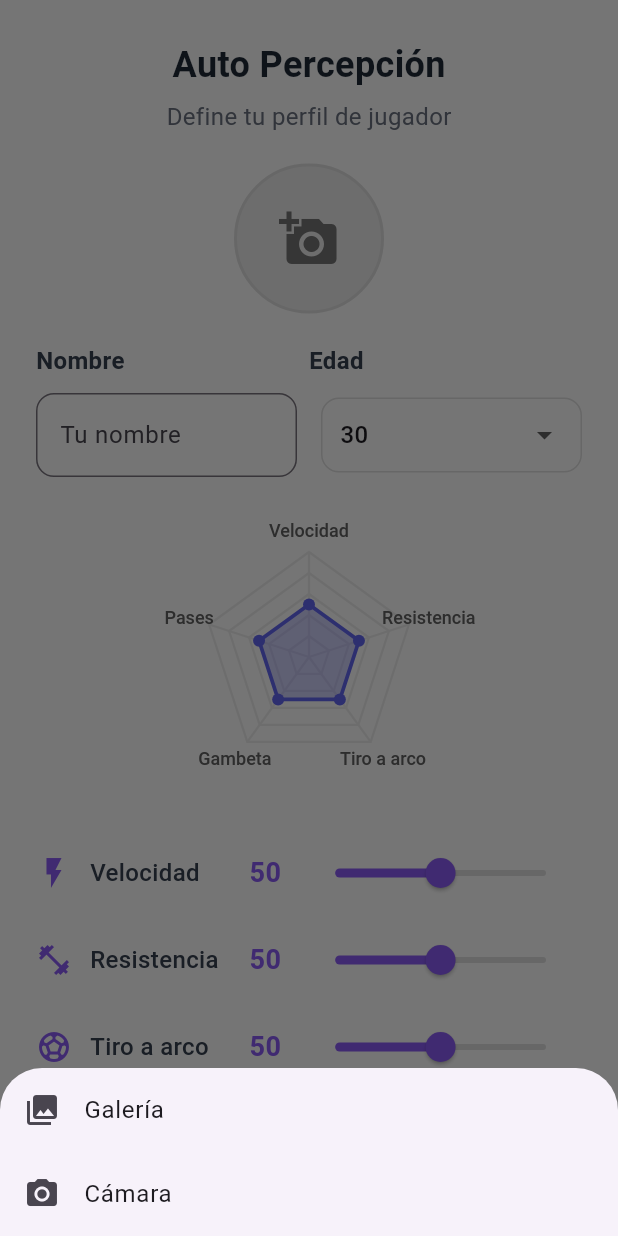
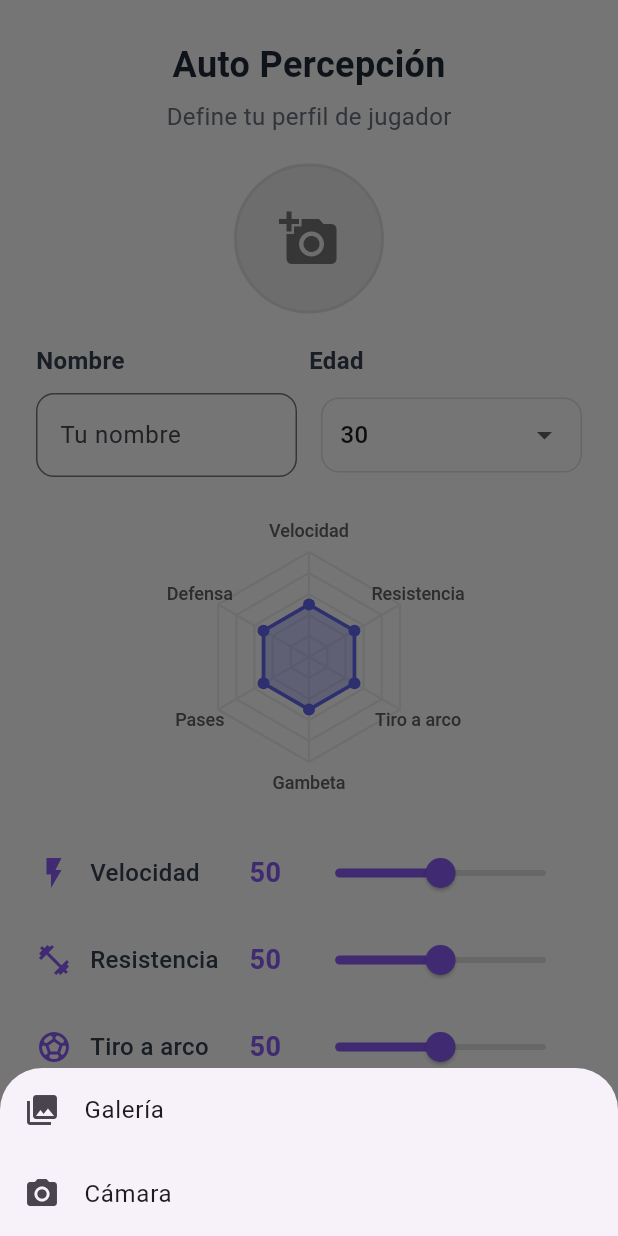
Before and after one commit to martinartaza/phone-app-verification, a Flutter app: the ProfileScreen screen opened by its route, after a tap on the "add a photo" icon, on a phone screen of 412 x 824 dp. Run offline on Flutter 3.47's test engine with Material 3 defaults, Android fonts, the phone set to English and light mode, and no system bars; our stand-ins replace image_picker, shared_preferences; accounts and stored records are empty; Roboto replaces fonts that are missing (SF Pro Display).

```diff
--- a/lib/main.dart
+++ b/lib/main.dart
@@ -160,11 +160,11 @@ class _SplashScreenState extends State<SplashScreen> {
               builder: (context, authProvider, child) {
                 String statusText = 'Verificando datos locales...';
                 if (authProvider.isLoading) {
-                  statusText = 'Cargando datos guardados...';
+                  statusText = 'Verificando con el servidor...';
                 } else if (authProvider.isInitialized) {
                   statusText = authProvider.isAuthenticated
-                      ? 'Datos encontrados, ir al Home ✅'
-                      : 'Sin datos, ir al login...';
+                      ? 'Sesión válida, ir al Home ✅'
+                      : 'Sin sesión válida, ir al login...';
                 }
 
                 return Text(
--- a/lib/models/user_profile.dart
+++ b/lib/models/user_profile.dart
@@ -6,6 +6,9 @@ class UserProfile {
   final Map<String, double> skills;
   final Map<String, double> averageSkills;
   final bool isGoalkeeper;
+  final bool isStriker;
+  final bool isMidfielder;
+  final bool isDefender;
   final bool profileCompleted;
 
   UserProfile({
@@ -16,6 +19,9 @@ class UserProfile {
     Map<String, double>? skills,
     Map<String, double>? averageSkills,
     this.isGoalkeeper = false,
+    this.isStriker = false,
+    this.isMidfielder = false,
+    this.isDefender = false,
     this.profileCompleted = false,
   }) : skills = skills ?? {
           'velocidad': 50.0,
@@ -23,6 +29,7 @@ class UserProfile {
           'tiro': 50.0,
           'gambeta': 50.0,
           'pases': 50.0,
+          'defensa': 50.0,
         },
         averageSkills = averageSkills ?? {
           'velocidad': 0.0,
@@ -30,6 +37,7 @@ class UserProfile {
           'tiro': 0.0,
           'gambeta': 0.0,
           'pases': 0.0,
+          'defensa': 0.0,
         };
 
   UserProfile copyWith({
@@ -40,6 +48,9 @@ class UserProfile {
     Map<String, double>? skills,
     Map<String, double>? averageSkills,
     bool? isGoalkeeper,
+    bool? isStriker,
+    bool? isMidfielder,
+    bool? isDefender,
     bool? profileCompleted,
   }) {
     return UserProfile(
@@ -50,6 +61,9 @@ class UserProfile {
       skills: skills ?? this.skills,
       averageSkills: averageSkills ?? this.averageSkills,
       isGoalkeeper: isGoalkeeper ?? this.isGoalkeeper,
+      isStriker: isStriker ?? this.isStriker,
+      isMidfielder: isMidfielder ?? this.isMidfielder,
+      isDefender: isDefender ?? this.isDefender,
       profileCompleted: profileCompleted ?? this.profileCompleted,
     );
   }
@@ -63,6 +77,9 @@ class UserProfile {
       'skills': skills,
       'average_skills': averageSkills,
       'is_goalkeeper': isGoalkeeper,
+      'is_striker': isStriker,
+      'is_midfielder': isMidfielder,
+      'is_defender': isDefender,
       'profile_completed': profileCompleted,
     };
   }
@@ -76,6 +93,9 @@ class UserProfile {
       skills: Map<String, double>.from(json['skills'] ?? {}),
       averageSkills: Map<String, double>.from(json['average_skills'] ?? {}),
       isGoalkeeper: json['is_goalkeeper'] ?? false,
+      isStriker: json['is_striker'] ?? false,
+      isMidfielder: json['is_midfielder'] ?? false,
+      isDefender: json['is_defender'] ?? false,
       profileCompleted: json['profile_completed'] ?? false,
     );
   }
--- a/lib/screens/profile.dart
+++ b/lib/screens/profile.dart
@@ -145,8 +145,8 @@ class _ProfileScreenState extends State<ProfileScreen> {
 
                   const SizedBox(height: 16),
 
-                  // Checkbox Buen Arquero
-                  _buildGoalkeeperCheckbox(profileProvider),
+                  // Checkboxes de posiciones
+                  _buildPositionCheckboxes(profileProvider),
 
                   const SizedBox(height: 24),
 
@@ -269,6 +269,7 @@ class _ProfileScreenState extends State<ProfileScreen> {
       {'key': 'tiro', 'label': 'Tiro a arco', 'icon': Icons.sports_soccer},
       {'key': 'gambeta', 'label': 'Gambeta', 'icon': Icons.shuffle},
       {'key': 'pases', 'label': 'Pases', 'icon': Icons.swap_horiz},
+      {'key': 'defensa', 'label': 'Defensa', 'icon': Icons.shield},
     ];
 
     return Column(
@@ -334,8 +335,11 @@ class _ProfileScreenState extends State<ProfileScreen> {
     );
   }
 
-  Widget _buildGoalkeeperCheckbox(ProfileProvider profileProvider) {
-    return Row(
+  Widget _buildPositionCheckboxes(ProfileProvider profileProvider) {
+    return Column(
+      children: [
+        // Buen arquero
+        Row(
           children: [
             Checkbox(
               value: profileProvider.profile.isGoalkeeper,
@@ -350,6 +354,65 @@ class _ProfileScreenState extends State<ProfileScreen> {
                 fontSize: 16,
                 color: Color(0xFF374151),
               ),
+            ),
+          ],
+        ),
+        // Es delantero
+        Row(
+          children: [
+            Checkbox(
+              value: profileProvider.profile.isStriker,
+              onChanged: (value) {
+                profileProvider.updateIsStriker(value ?? false);
+              },
+              activeColor: const Color(0xFF8B5CF6),
+            ),
+            const Text(
+              'Es delantero',
+              style: TextStyle(
+                fontSize: 16,
+                color: Color(0xFF374151),
+              ),
+            ),
+          ],
+        ),
+        // Es mediocampista
+        Row(
+          children: [
+            Checkbox(
+              value: profileProvider.profile.isMidfielder,
+              onChanged: (value) {
+                profileProvider.updateIsMidfielder(value ?? false);
+              },
+              activeColor: const Color(0xFF8B5CF6),
+            ),
+            const Text(
+              'Es mediocampista',
+              style: TextStyle(
+                fontSize: 16,
+                color: Color(0xFF374151),
+              ),
+            ),
+          ],
+        ),
+        // Es defensor
+        Row(
+          children: [
+            Checkbox(
+              value: profileProvider.profile.isDefender,
+              onChanged: (value) {
+                profileProvider.updateIsDefender(value ?? false);
+              },
+              activeColor: const Color(0xFF8B5CF6),
+            ),
+            const Text(
+              'Es defensor',
+              style: TextStyle(
+                fontSize: 16,
+                color: Color(0xFF374151),
+              ),
+            ),
+          ],
         ),
       ],
     );
--- a/lib/services/profile.dart
+++ b/lib/services/profile.dart
@@ -32,6 +32,7 @@ class ProfileService {
       //       'tiro': profile.skills['tiro'],
       //       'gambeta': profile.skills['gambeta'],
       //       'pases': profile.skills['pases'],
+      //       'defensa': profile.skills['defensa'],
       //     },
       //     'is_goalkeeper': profile.isGoalkeeper,
       //   }),
--- a/lib/widgets/pentagon_chart.dart
+++ b/lib/widgets/pentagon_chart.dart
@@ -15,17 +15,17 @@ class PentagonChart extends StatelessWidget {
   Widget build(BuildContext context) {
     return CustomPaint(
       size: Size(size, size),
-      painter: PentagonPainter(skills),
+      painter: HexagonPainter(skills),
     );
   }
 }
 
-class PentagonPainter extends CustomPainter {
+class HexagonPainter extends CustomPainter {
   final Map<String, double> skills;
-  final List<String> skillOrder = ['velocidad', 'resistencia', 'tiro', 'gambeta', 'pases'];
-  final List<String> skillLabels = ['Velocidad', 'Resistencia', 'Tiro a arco', 'Gambeta', 'Pases'];
+  final List<String> skillOrder = ['velocidad', 'resistencia', 'tiro', 'gambeta', 'pases', 'defensa'];
+  final List<String> skillLabels = ['Velocidad', 'Resistencia', 'Tiro a arco', 'Gambeta', 'Pases', 'Defensa'];
 
-  PentagonPainter(this.skills);
+  HexagonPainter(this.skills);
 
   @override
   void paint(Canvas canvas, Size size) {
@@ -36,32 +36,32 @@ class PentagonPainter extends CustomPainter {
     final primaryColor = const Color(0xFF6366F1); // Indigo
     final backgroundColor = Colors.grey.shade200;
 
-    // Dibujar líneas de fondo (pentágono base)
-    _drawBackgroundPentagon(canvas, center, radius, backgroundColor);
+    // Dibujar líneas de fondo (hexágono base)
+    _drawBackgroundHexagon(canvas, center, radius, backgroundColor);
 
-    // Dibujar pentágono de habilidades
-    _drawSkillsPentagon(canvas, center, radius, primaryColor);
+    // Dibujar hexágono de habilidades
+    _drawSkillsHexagon(canvas, center, radius, primaryColor);
 
     // Dibujar labels
     _drawLabels(canvas, center, radius * 1.2, Colors.grey.shade700);
   }
 
-  void _drawBackgroundPentagon(Canvas canvas, Offset center, double radius, Color color) {
+  void _drawBackgroundHexagon(Canvas canvas, Offset center, double radius, Color color) {
     final paint = Paint()
       ..color = color
       ..style = PaintingStyle.stroke
       ..strokeWidth = 1.5;
 
-    // Dibujar 5 niveles del pentágono (20%, 40%, 60%, 80%, 100%)
+    // Dibujar 5 niveles del hexágono (20%, 40%, 60%, 80%, 100%)
     for (int level = 1; level <= 5; level++) {
       final levelRadius = radius * (level / 5);
-      final path = _createPentagonPath(center, levelRadius);
+      final path = _createHexagonPath(center, levelRadius);
       canvas.drawPath(path, paint);
     }
 
     // Dibujar líneas desde el centro a cada vértice
-    for (int i = 0; i < 5; i++) {
-      final angle = (i * 2 * pi / 5) - (pi / 2); // Empezar desde arriba
+    for (int i = 0; i < 6; i++) {
+      final angle = (i * 2 * pi / 6) - (pi / 2); // Empezar desde arriba
       final endPoint = Offset(
         center.dx + radius * cos(angle),
         center.dy + radius * sin(angle),
@@ -70,7 +70,7 @@ class PentagonPainter extends CustomPainter {
     }
   }
 
-  void _drawSkillsPentagon(Canvas canvas, Offset center, double radius, Color color) {
+  void _drawSkillsHexagon(Canvas canvas, Offset center, double radius, Color color) {
     final paint = Paint()
       ..color = color.withOpacity(0.3)
       ..style = PaintingStyle.fill;
@@ -83,12 +83,12 @@ class PentagonPainter extends CustomPainter {
     final path = Path();
     bool isFirst = true;
 
-    for (int i = 0; i < 5; i++) {
+    for (int i = 0; i < 6; i++) {
       final skillName = skillOrder[i];
       final skillValue = skills[skillName] ?? 0;
       final normalizedValue = skillValue / 100; // Normalizar a 0-1
 
-      final angle = (i * 2 * pi / 5) - (pi / 2); // Empezar desde arriba
+      final angle = (i * 2 * pi / 6) - (pi / 2); // Empezar desde arriba
       final skillRadius = radius * normalizedValue;
 
       final point = Offset(
@@ -117,12 +117,12 @@ class PentagonPainter extends CustomPainter {
       ..color = color
       ..style = PaintingStyle.fill;
 
-    for (int i = 0; i < 5; i++) {
+    for (int i = 0; i < 6; i++) {
       final skillName = skillOrder[i];
       final skillValue = skills[skillName] ?? 0;
       final normalizedValue = skillValue / 100;
 
-      final angle = (i * 2 * pi / 5) - (pi / 2);
+      final angle = (i * 2 * pi / 6) - (pi / 2);
       final skillRadius = radius * normalizedValue;
 
       final point = Offset(
@@ -135,8 +135,8 @@ class PentagonPainter extends CustomPainter {
   }
 
   void _drawLabels(Canvas canvas, Offset center, double radius, Color textColor) {
-    for (int i = 0; i < 5; i++) {
-      final angle = (i * 2 * pi / 5) - (pi / 2);
+    for (int i = 0; i < 6; i++) {
+      final angle = (i * 2 * pi / 6) - (pi / 2);
       final labelPosition = Offset(
         center.dx + radius * cos(angle),
         center.dy + radius * sin(angle),
@@ -166,11 +166,11 @@ class PentagonPainter extends CustomPainter {
     }
   }
 
-  Path _createPentagonPath(Offset center, double radius) {
+  Path _createHexagonPath(Offset center, double radius) {
     final path = Path();
 
-    for (int i = 0; i < 5; i++) {
-      final angle = (i * 2 * pi / 5) - (pi / 2);
+    for (int i = 0; i < 6; i++) {
+      final angle = (i * 2 * pi / 6) - (pi / 2);
       final point = Offset(
         center.dx + radius * cos(angle),
         center.dy + radius * sin(angle),
```
Also changed, not shown: lib/providers/auth.dart (+88 -6 lines), lib/providers/profile.dart (+18 -0 lines), lib/screens/phone_input.dart (+26 -1 lines), lib/services/auth.dart (+75 -9 lines), lib/services/storage.dart (+15 -4 lines). Lines whose indentation alone changed are shown as unchanged.
